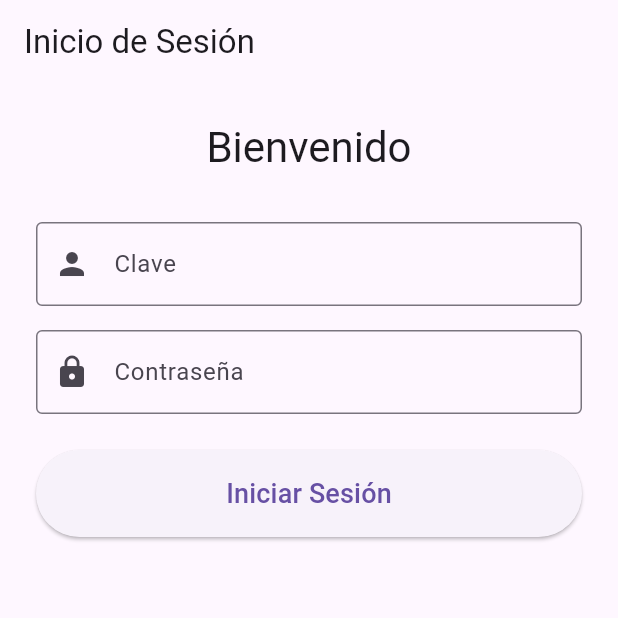
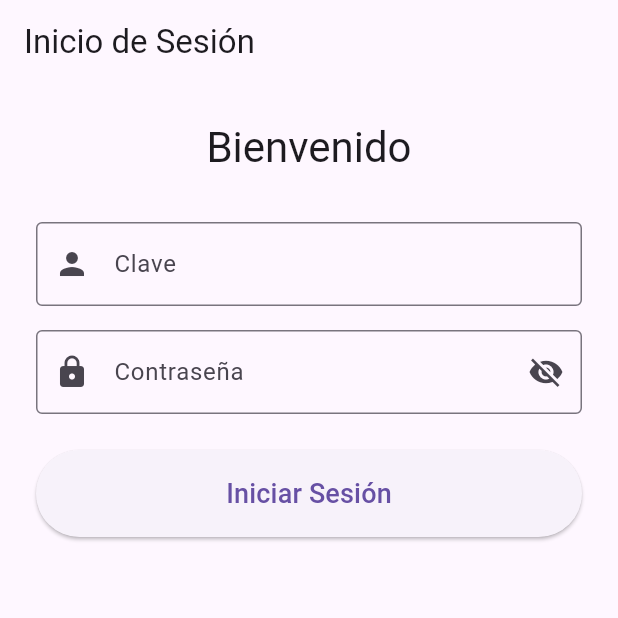
Before and after one commit to Pacush/infractions_inspector, a Flutter app: the screen it shows after launch, on a phone screen of 412 x 824 dp, the top half of it. Run offline on Flutter 3.47's test engine with Material 3 defaults, Android fonts, the phone set to English and light mode, and no system bars; our stand-ins replace pdf, printing, shared_preferences, sqflite_common_ffi; accounts and stored records are empty.

Commit message:
Password Visibility Icon added

```diff
--- a/lib/screens/login_screen.dart
+++ b/lib/screens/login_screen.dart
@@ -19,6 +19,7 @@ class _LoginScreenState extends State<LoginScreen> {
 
   bool isLoading = false;
   String? errorMessage;
+  bool passwordVisible = false;
 
   Future<void> login() async {
     if (!_formKey.currentState!.validate()) {
@@ -131,8 +132,20 @@ class _LoginScreenState extends State<LoginScreen> {
                     labelText: "Contraseña",
                     border: OutlineInputBorder(),
                     prefixIcon: Icon(Icons.lock),
+                    suffixIcon: IconButton(
+                      icon: Icon(
+                        passwordVisible
+                            ? Icons.visibility
+                            : Icons.visibility_off,
+                      ),
+                      onPressed: () {
+                        setState(() {
+                          passwordVisible = !passwordVisible;
+                        });
+                      },
+                    ),
                   ),
-                  obscureText: true, // Oculta la contraseña
+                  obscureText: !passwordVisible,
                   validator: (value) {
                     if (value == null || value.isEmpty) {
                       return "Por favor, ingrese su contraseña";
```
